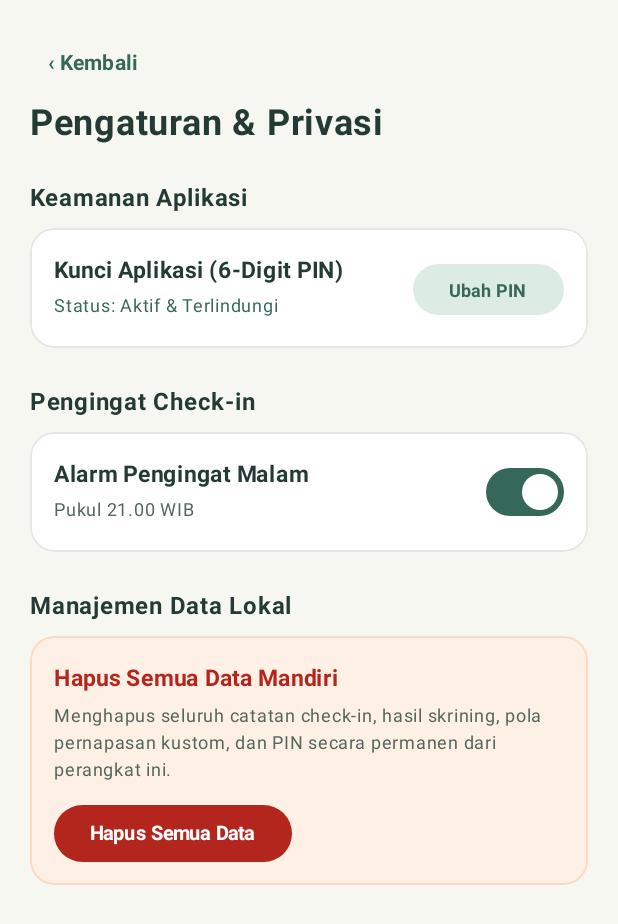
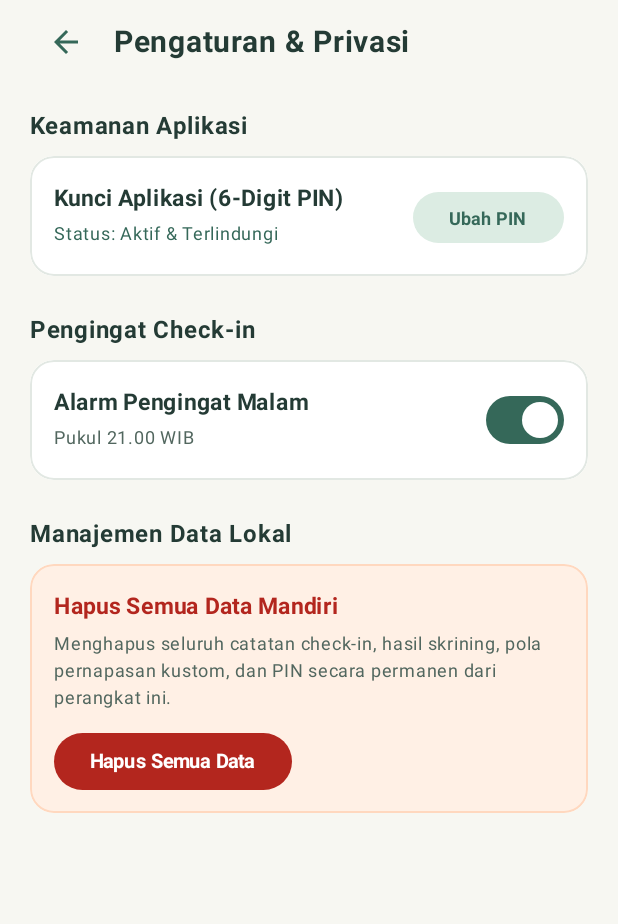
Before and after one commit to ihyaulumuddin14/selaras-mobile, an Android app built with Jetpack Compose: the screen it shows after launch (MainActivity), after a tap on "Pengaturan", on a phone screen of 412 x 824 dp. Shown: the top 924 px of the screen. Run offline under Robolectric (Android 15) with nearby library versions, the phone set to English and light mode, and no system bars; our stand-ins replace Room's generated code; 23 statements that could not run were skipped.

Commit message:
fix(ui): remove redundant safeDrawingPadding and align top navbars to top full

```diff
--- a/app/src/main/java/com/example/selaras/core/navigation/AppNavigation.kt
+++ b/app/src/main/java/com/example/selaras/core/navigation/AppNavigation.kt
@@ -4,6 +4,7 @@ import android.app.Activity
 import android.widget.Toast
 import androidx.activity.compose.BackHandler
 import androidx.compose.foundation.layout.Box
+import androidx.compose.foundation.layout.consumeWindowInsets
 import androidx.compose.foundation.layout.fillMaxSize
 import androidx.compose.foundation.layout.padding
 import androidx.compose.material3.Scaffold
@@ -94,6 +95,7 @@ fun AppNavigation(
             modifier = Modifier
                 .fillMaxSize()
                 .padding(innerPadding)
+                .consumeWindowInsets(innerPadding)
         ) {
             when (subDestination) {
                 SubDestination.BREATHING -> {
--- a/app/src/main/java/com/example/selaras/features/breathing/BreathingScreen.kt
+++ b/app/src/main/java/com/example/selaras/features/breathing/BreathingScreen.kt
@@ -2,7 +2,6 @@ package com.example.selaras.features.breathing
 
 import androidx.activity.compose.BackHandler
 import androidx.compose.foundation.layout.fillMaxSize
-import androidx.compose.foundation.layout.safeDrawingPadding
 import androidx.compose.material3.Surface
 import androidx.compose.runtime.Composable
 import androidx.compose.runtime.getValue
@@ -20,7 +19,7 @@ fun BreathingScreen(
         if (state.page == BreathingPage.CATALOG) onExit() else viewModel.goBack()
     }
     Surface(
-        modifier = Modifier.fillMaxSize().safeDrawingPadding(),
+        modifier = Modifier.fillMaxSize(),
         color = BreathingColors.Background
     ) {
         when (state.page) {
--- a/app/src/main/java/com/example/selaras/features/checkin/CheckInScreen.kt
+++ b/app/src/main/java/com/example/selaras/features/checkin/CheckInScreen.kt
@@ -50,15 +50,13 @@ fun CheckInScreen(
     val state by viewModel.uiState.collectAsState()
 
     Surface(
-        modifier = Modifier
-            .fillMaxSize()
-            .safeDrawingPadding(),
+        modifier = Modifier.fillMaxSize(),
         color = CheckInColors.Background
     ) {
         Column(modifier = Modifier.fillMaxSize()) {
             // Header
             CheckInHeader(
-                title = "Daily Check-in",
+                title = "Check-in Harian",
                 onBack = onBack
             )
 
--- a/app/src/main/java/com/example/selaras/features/help/HelpScreen.kt
+++ b/app/src/main/java/com/example/selaras/features/help/HelpScreen.kt
@@ -61,7 +61,7 @@ fun HelpScreen(
             .padding(horizontal = 20.dp)
             .verticalScroll(scrollState)
     ) {
-        Spacer(modifier = Modifier.height(24.dp))
+        Spacer(modifier = Modifier.height(16.dp))
 
         Text(
             text = "Bantuan & Kontak Krisis",
--- a/app/src/main/java/com/example/selaras/features/history/HIstoryScreen.kt
+++ b/app/src/main/java/com/example/selaras/features/history/HIstoryScreen.kt
@@ -55,7 +55,7 @@ fun HistoryScreen(
             .padding(horizontal = 20.dp)
             .verticalScroll(scrollState)
     ) {
-        Spacer(modifier = Modifier.height(24.dp))
+        Spacer(modifier = Modifier.height(16.dp))
 
         Text(
             text = "Riwayat Catatan",
--- a/app/src/main/java/com/example/selaras/features/screening/ScreeningScreen.kt
+++ b/app/src/main/java/com/example/selaras/features/screening/ScreeningScreen.kt
@@ -62,7 +62,7 @@ fun ScreeningScreen(
             .padding(horizontal = 20.dp)
             .verticalScroll(scrollState)
     ) {
-        Spacer(modifier = Modifier.height(24.dp))
+        Spacer(modifier = Modifier.height(16.dp))
 
         Text(
             text = "Skrining PHQ-9",
--- a/app/src/main/java/com/example/selaras/features/settings/SettingsScreen.kt
+++ b/app/src/main/java/com/example/selaras/features/settings/SettingsScreen.kt
@@ -13,10 +13,13 @@ import androidx.compose.foundation.layout.fillMaxWidth
 import androidx.compose.foundation.layout.height
 import androidx.compose.foundation.layout.padding
 import androidx.compose.foundation.layout.size
+import androidx.compose.foundation.layout.width
 import androidx.compose.foundation.rememberScrollState
 import androidx.compose.foundation.shape.CircleShape
 import androidx.compose.foundation.shape.RoundedCornerShape
 import androidx.compose.foundation.verticalScroll
+import androidx.compose.material.icons.Icons
+import androidx.compose.material.icons.automirrored.filled.ArrowBack
 import androidx.compose.material3.Button
 import androidx.compose.material3.ButtonDefaults
 import androidx.compose.material3.Icon
@@ -37,6 +40,7 @@ import androidx.compose.ui.text.font.FontWeight
 import androidx.compose.ui.unit.dp
 import androidx.compose.ui.unit.sp
 import com.example.selaras.core.ui.components.SelarasIcons
+import com.example.selaras.features.breathing.BreathingColors
 
 /**
  * Screen for managing App Lock, Notifications, and Local Data Privacy (Figma 168:2351, 168:2353).
@@ -66,30 +70,35 @@ fun SettingsScreen(
             .padding(horizontal = 20.dp)
             .verticalScroll(scrollState)
     ) {
-        Spacer(modifier = Modifier.height(24.dp))
-
         Row(
-            modifier = Modifier.fillMaxWidth(),
+            modifier = Modifier
+                .fillMaxWidth()
+                .height(56.dp),
             verticalAlignment = Alignment.CenterVertically
         ) {
-            TextButton(
-                onClick = onNavigateBack,
-                modifier = Modifier.height(36.dp)
+            Box(
+                modifier = Modifier
+                    .size(48.dp)
+                    .clip(CircleShape)
+                    .clickable(onClick = onNavigateBack),
+                contentAlignment = Alignment.Center
             ) {
-                Text(text = "‹ Kembali", color = pineGreen, fontWeight = FontWeight.Bold)
+                Icon(
+                    imageVector = Icons.AutoMirrored.Filled.ArrowBack,
+                    contentDescription = "Kembali",
+                    tint = pineGreen
+                )
             }
+            Spacer(modifier = Modifier.width(8.dp))
+            Text(
+                text = "Pengaturan & Privasi",
+                fontSize = 20.sp,
+                fontWeight = FontWeight.Bold,
+                color = textPrimary
+            )
         }
 
-        Spacer(modifier = Modifier.height(8.dp))
-
-        Text(
-            text = "Pengaturan & Privasi",
-            fontSize = 24.sp,
-            fontWeight = FontWeight.Bold,
-            color = textPrimary
-        )
-
-        Spacer(modifier = Modifier.height(24.dp))
+        Spacer(modifier = Modifier.height(16.dp))
 
         // Section 1: Keamanan & Kunci Aplikasi
         Text(
```
Also changed, not shown: app/src/main/java/com/example/selaras/features/counselor/CounselorSummaryScreen.kt (+33 -11 lines).
